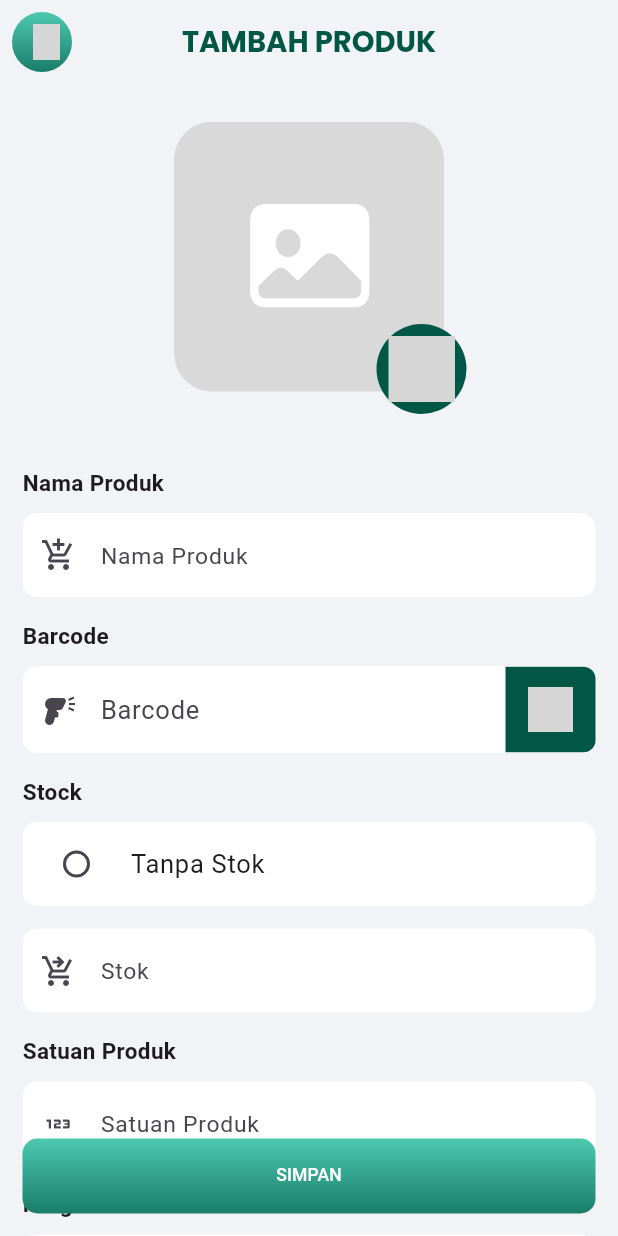
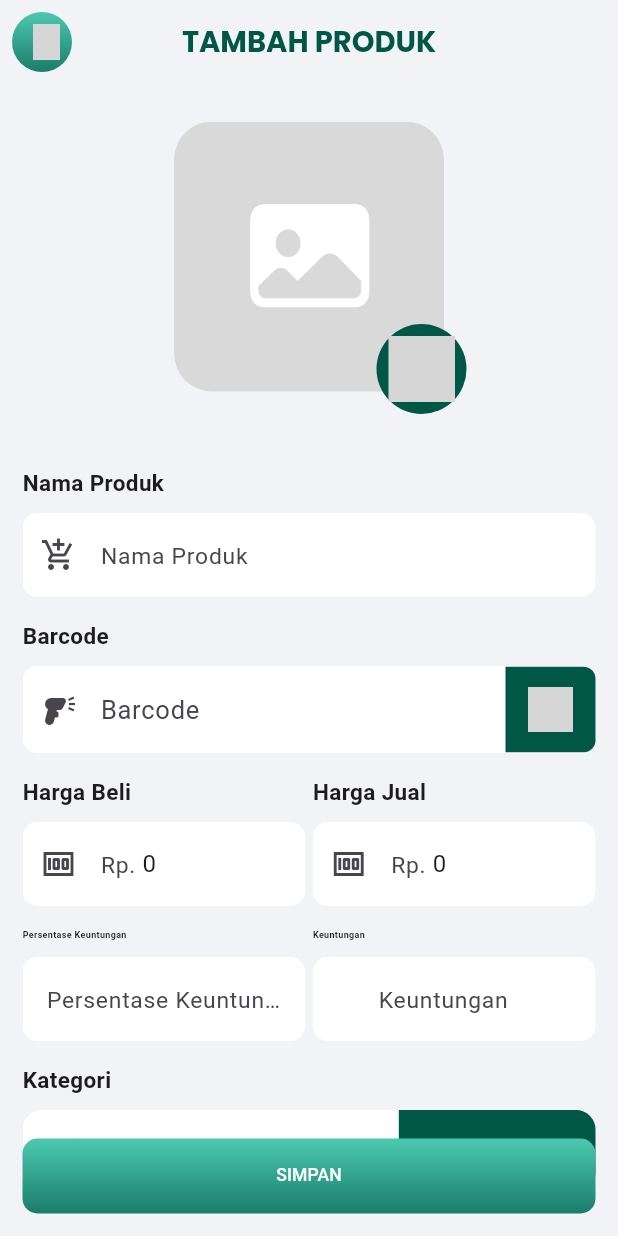
Before and after one commit to FairuzDzakiyya/kasir_stok, a Flutter app: the AddProductPage screen opened directly, on a phone screen of 412 x 824 dp. Run offline on Flutter 3.47's test engine with Material 3 defaults, Android fonts, the phone set to English and light mode, and no system bars; our stand-ins replace cached_network_image, connectivity_plus, dio, file_picker, fl_chart, flutter_blue_plus and 21 more; missing offline and left inert: esc_pos_utils_plus, excel, iconify_flutter, jwt_decode, qr_code_scanner_plus; accounts and stored records are empty; statements that could not run were skipped; project files that could hold a hidden picture were left out; grey boxes are pictures that could not be loaded.

Commit message:
Fixed: Form Persentase Produk

```diff
--- a/lib/view/page/product/add_product.dart
+++ b/lib/view/page/product/add_product.dart
@@ -129,7 +129,6 @@ class _AddProductPageState extends State<AddProductPage> {
           image = croppedImage;
         });
       }
-
     } on PlatformException catch (e) {
       print("Error: $e");
     }
@@ -321,10 +320,13 @@ class _AddProductPageState extends State<AddProductPage> {
   void initState() {
     super.initState();
 
-    _productHargaBeliController.addListener(_calculateKeuntungan);
-    _productHargaBeliController.addListener(_calculatePersentaseKeuntungan);
-    _productHargaJualController.addListener(_calculateKeuntungan);
-    _productHargaJualController.addListener(_calculatePersentaseKeuntungan);
+    // _productHargaBeliController.addListener(_calculateKeuntungan);
+    // _productHargaBeliController.addListener(_calculatePersentaseKeuntungan);
+    // _productHargaJualController.addListener(_calculateKeuntungan);
+    // _productHargaJualController.addListener(_calculatePersentaseKeuntungan);
+
+    _productHargaBeliController.addListener(_calculateDariPersentase);
+    _lossController.addListener(_calculateDariPersentase);
   }
 
   @override
@@ -362,6 +364,21 @@ class _AddProductPageState extends State<AddProductPage> {
         hargaBeli != 0 ? (besarProfit / hargaBeli * 100) : 0;
     _lossController.text =
         '${NumberFormat.decimalPattern('id').format(persentaseKeuntungan)}%';
+  }
+
+  void _calculateDariPersentase() {
+    final hargaBeli =
+        int.tryParse(_productHargaBeliController.text.replaceAll('.', '')) ?? 0;
+    final persen =
+        double.tryParse(_lossController.text.replaceAll(',', '.')) ?? 0;
+
+    final keuntungan = (hargaBeli * persen / 100).round();
+    final hargaJual = hargaBeli + keuntungan;
+
+    _profitController.text =
+        NumberFormat.decimalPattern('id').format(keuntungan);
+    _productHargaJualController.text =
+        NumberFormat.decimalPattern('id').format(hargaJual);
   }
 
 //   void _createNewProduct() async {
@@ -476,8 +493,10 @@ class _AddProductPageState extends State<AddProductPage> {
         productName,
         productBarcode,
         productBarcodeType,
-        int.parse(productStock),
-        productSatuan,
+        // int.parse(productStock),
+        // productSatuan,
+        0,
+        '',
         int.parse(productSold),
         int.parse(productHargaBeli.replaceAll('.', '')),
         int.parse(productHargaJual.replaceAll('.', '')),
@@ -780,80 +799,86 @@ class _AddProductPageState extends State<AddProductPage> {
                           )
                         : const SizedBox.shrink(),
                     const Gap(15),
-                    const Text(
-                      "Stock",
-                      style:
-                          TextStyle(fontSize: 15, fontWeight: FontWeight.bold),
-                    ),
-                    const Gap(10),
-                    Container(
-                      decoration: BoxDecoration(
-                          color: Colors.white,
-                          borderRadius: BorderRadius.circular(10)),
-                      child: CheckboxListTile(
-                        value: _isChecked,
-                        title: const Text(
-                          'Tanpa Stok',
-                          style: TextStyle(fontSize: 17),
-                        ),
-                        onChanged: _handleCheckboxChange,
-                        activeColor: primaryColor,
-                        // tileColor: Colors.grey[200],
-                        // Membuat checkbox berada di kiri judul, bukan di kanan.
-                        controlAffinity: ListTileControlAffinity.leading,
-                        checkboxShape: const CircleBorder(),
-                        // Fungsi ini akan dipanggil saat checkbox diubah nilainya.
-                        // Fungsi ini digunakan untuk mengubah nilai _isChecked menjadi true atau false.
-                        // Nilai _isChecked digunakan untuk menentukan apakah stok produk akan diinputkan atau tidak.
-                        // Jika _isChecked bernilai true, maka stok produk tidak akan diinputkan.
-                        // Jika _isChecked bernilai false, maka stok produk akan diinputkan.
-                      ),
-                    ),
-                    const Gap(15),
-                    AnimatedSwitcher(
-                      duration: const Duration(milliseconds: 300),
-                      transitionBuilder:
-                          (Widget child, Animation<double> animation) {
-                        return FadeTransition(opacity: animation, child: child);
-                      },
-                      child: !_isChecked
-                          ? CustomTextField(
-                              fillColor: Colors.white,
+                    // const Text(
+                    //   "Stock",
+                    //   style:
+                    //       TextStyle(fontSize: 15, fontWeight: FontWeight.bold),
+                    // ),
+                    // const Gap(10),
+                    // Container(
+                    //   decoration: BoxDecoration(
+                    //       color: Colors.white,
+                    //       borderRadius: BorderRadius.circular(10)),
+                    //   child: CheckboxListTile(
+                    //     value: _isChecked,
+                    //     title: const Text(
+                    //       'Tanpa Stok',
+                    //       style: TextStyle(fontSize: 17),
+                    //     ),
+                    //     onChanged: _handleCheckboxChange,
+                    //     activeColor: primaryColor,
+                    //     // tileColor: Colors.grey[200],
+                    //     // Membuat checkbox berada di kiri judul, bukan di kanan.
+                    //     controlAffinity: ListTileControlAffinity.leading,
+                    //     checkboxShape: const CircleBorder(),
+                    //     // Fungsi ini akan dipanggil saat checkbox diubah nilainya.
+                    //     // Fungsi ini digunakan untuk mengubah nilai _isChecked menjadi true atau false.
+                    //     // Nilai _isChecked digunakan untuk menentukan apakah stok produk akan diinputkan atau tidak.
+                    //     // Jika _isChecked bernilai true, maka stok produk tidak akan diinputkan.
+                    //     // Jika _isChecked bernilai false, maka stok produk akan diinputkan.
+                    //   ),
+                    // ),
+                    // const Gap(15),
+                    // AnimatedSwitcher(
+                    //   duration: const Duration(milliseconds: 300),
+                    //   transitionBuilder:
+                    //       (Widget child, Animation<double> animation) {
+                    //     return FadeTransition(opacity: animation, child: child);
+                    //   },
+                    //   child: !_isChecked
+                    //       ? CustomTextField(
+                    //           fillColor: Colors.white,
 
-                              key: ValueKey<bool>(_isChecked),
-                              // Menggunakan ValueKey untuk memastikan widget diperbarui ketika nilai _isChecked berubah.
-                              obscureText: false,
-                              hintText: "Stok",
-                              prefixIcon: const Icon(
-                                  Icons.shopping_cart_checkout_outlined),
-                              controller: _productStockController,
-                              maxLines: 1,
-                              keyboardType: TextInputType.number,
-                              suffixIcon: null,
-                            )
-                          : null, // Empty container when _isChecked is true
-                    ),
-                    if (!_isChecked) const Gap(15),
-                    const Text(
-                      "Satuan Produk",
-                      style:
-                          TextStyle(fontSize: 15, fontWeight: FontWeight.bold),
-                    ),
-                    const Gap(10),
-                    CustomTextField(
-                      fillColor: Colors.white,
-                      hintText: "Satuan Produk",
-                      prefixIcon: const Icon(Icons.onetwothree),
-                      controller: _productSatuanController,
-                      maxLines: 1,
-                      obscureText: false,
-                      suffixIcon: null,
-                    ),
-                    const Gap(15),
+                    //           key: ValueKey<bool>(_isChecked),
+                    //           // Menggunakan ValueKey untuk memastikan widget diperbarui ketika nilai _isChecked berubah.
+                    //           obscureText: false,
+                    //           hintText: "Stok",
+                    //           prefixIcon: const Icon(
+                    //               Icons.shopping_cart_checkout_outlined),
+                    //           controller: _productStockController,
+                    //           maxLines: 1,
+                    //           keyboardType: TextInputType.number,
+                    //           suffixIcon: null,
+                    //         )
+                    //       : null, // Empty container when _isChecked is true
+                    // ),
+                    // if (!_isChecked) const Gap(15),
+                    // const Text(
+                    //   "Satuan Produk",
+                    //   style:
+                    //       TextStyle(fontSize: 15, fontWeight: FontWeight.bold),
+                    // ),
+                    // const Gap(10),
+                    // CustomTextField(
+                    //   fillColor: Colors.white,
+                    //   hintText: "Satuan Produk",
+                    //   prefixIcon: const Icon(Icons.onetwothree),
+                    //   controller: _productSatuanController,
+                    //   maxLines: 1,
+                    //   obscureText: false,
+                    //   suffixIcon: null,
+                    // ),
+                    // const Gap(15),
+                    Row(
+                      children: [
+                        Expanded(
+                          child: Column(
+                            crossAxisAlignment: CrossAxisAlignment.start,
+                            children: [
                               const Text(
                                 "Harga Beli",
-                      style:
-                          TextStyle(fontSize: 15, fontWeight: FontWeight.bold),
+                                style: TextStyle(
+                                    fontSize: 15, fontWeight: FontWeight.bold),
                               ),
                               const Gap(10),
                               CustomTextField(
@@ -866,18 +891,26 @@ class _AddProductPageState extends State<AddProductPage> {
                                   FilteringTextInputFormatter.digitsOnly,
                                   currencyInputFormatter(),
                                 ],
-                      prefixText: _productHargaBeliController.text.length <= 3
+                                prefixText:
+                                    _productHargaBeliController.text.length <= 3
                                         ? "Rp. "
                                         : "Rp ",
                                 obscureText: false,
                                 suffixIcon: null,
                                 keyboardType: TextInputType.number,
                               ),
-                    const Gap(15),
+                            ],
+                          ),
+                        ),
+                        const Gap(5),
+                        Expanded(
+                          child: Column(
+                            crossAxisAlignment: CrossAxisAlignment.start,
+                            children: [
                               const Text(
                                 "Harga Jual",
-                      style:
-                          TextStyle(fontSize: 15, fontWeight: FontWeight.bold),
+                                style: TextStyle(
+                                    fontSize: 15, fontWeight: FontWeight.bold),
                               ),
                               const Gap(10),
                               CustomTextField(
@@ -886,19 +919,59 @@ class _AddProductPageState extends State<AddProductPage> {
                                   prefixIcon: const Icon(Icons.money),
                                   controller: _productHargaJualController,
                                   maxLines: 1,
-                        prefixText: _productHargaJualController.text.length <= 3
+                                  prefixText:
+                                      _productHargaJualController.text.length <=
+                                              3
                                           ? "Rp. "
                                           : "Rp ",
                                   obscureText: false,
                                   suffixIcon: null,
                                   keyboardType: TextInputType.number,
+                                  readOnly: true,
                                   inputFormatter: [
                                     FilteringTextInputFormatter.digitsOnly,
                                     currencyInputFormatter()
                                   ]),
+                            ],
+                          ),
+                        ),
+                      ],
+                    ),
                     const Gap(15),
                     Row(
                       children: [
+                        Expanded(
+                          child: Column(
+                            crossAxisAlignment: CrossAxisAlignment.start,
+                            children: [
+                              Text(
+                                "Persentase Keuntungan",
+                                style: TextStyle(
+                                    fontSize:
+                                        SizeHelper.Fsize_productProfit(context),
+                                    fontWeight: FontWeight.bold),
+                              ),
+                              const Gap(10),
+                              CustomTextField(
+                                fillColor: Colors.white,
+                                hintText: "Persentase Keuntungan",
+                                prefixIcon: null,
+                                controller: _lossController,
+                                maxLines: 1,
+                                obscureText: false,
+                                suffixIcon: null,
+                                keyboardType: TextInputType.number,
+                                readOnly: false,
+                                // inputFormatter: [currencyInputFormatter()]
+                                inputFormatter: [
+                                  FilteringTextInputFormatter.allow(
+                                      RegExp(r'^\d+\.?\d{0,2}')),
+                                ],
+                              ),
+                            ],
+                          ),
+                        ),
+                        const Gap(5),
                         Expanded(
                           child: Column(
                             crossAxisAlignment: CrossAxisAlignment.start,
@@ -929,33 +1002,6 @@ class _AddProductPageState extends State<AddProductPage> {
                                 ],
                                 readOnly: true,
                               ),
-                            ],
-                          ),
-                        ),
-                        const Gap(5),
-                        Expanded(
-                          child: Column(
-                            crossAxisAlignment: CrossAxisAlignment.start,
-                            children: [
-                              Text(
-                                "Persentase Keuntungan",
-                                style: TextStyle(
-                                    fontSize:
-                                        SizeHelper.Fsize_productProfit(context),
-                                    fontWeight: FontWeight.bold),
-                              ),
-                              const Gap(10),
-                              CustomTextField(
-                                  fillColor: Colors.white,
-                                  hintText: "Persentase Keuntungan",
-                                  prefixIcon: null,
-                                  controller: _lossController,
-                                  maxLines: 1,
-                                  obscureText: false,
-                                  suffixIcon: null,
-                                  keyboardType: TextInputType.number,
-                                  readOnly: true,
-                                  inputFormatter: [currencyInputFormatter()]),
                             ],
                           ),
                         ),
```
Lines whose indentation alone changed are shown as unchanged.
